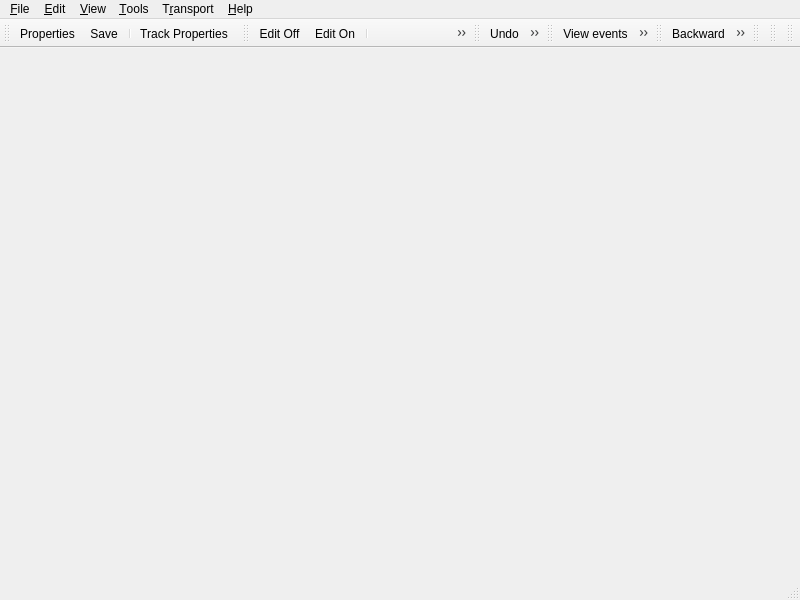
Qt form src/qtractorMidiEditorForm.ui (rncbc/qtractor) before a commit.
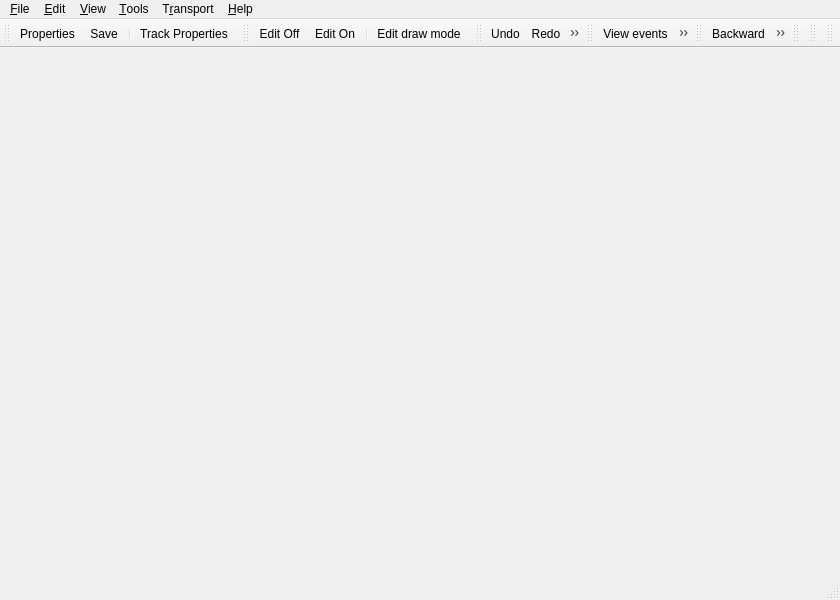
The same form after that commit. Icons and pictures are not drawn.

The edit to the form file:
```diff
--- a/src/qtractorMidiEditorForm.ui
+++ b/src/qtractorMidiEditorForm.ui
@@ -25,7 +25,7 @@
    <rect>
     <x>0</x>
     <y>0</y>
-    <width>800</width>
+	<width>840</width>
     <height>600</height>
    </rect>
   </property>
```
